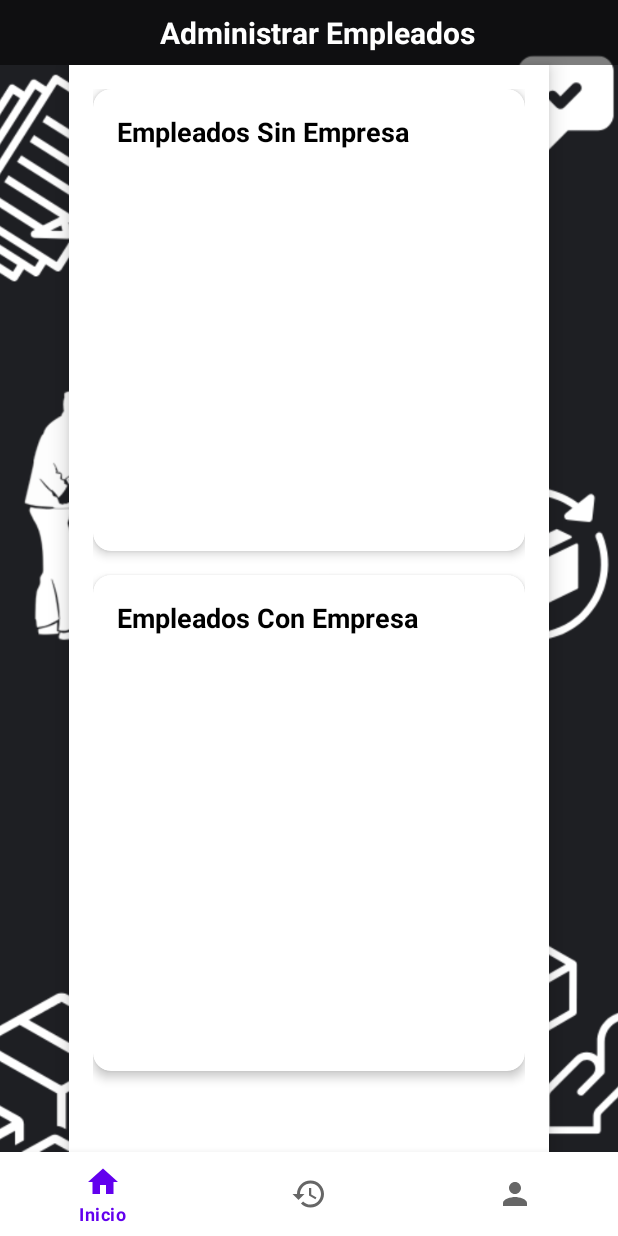
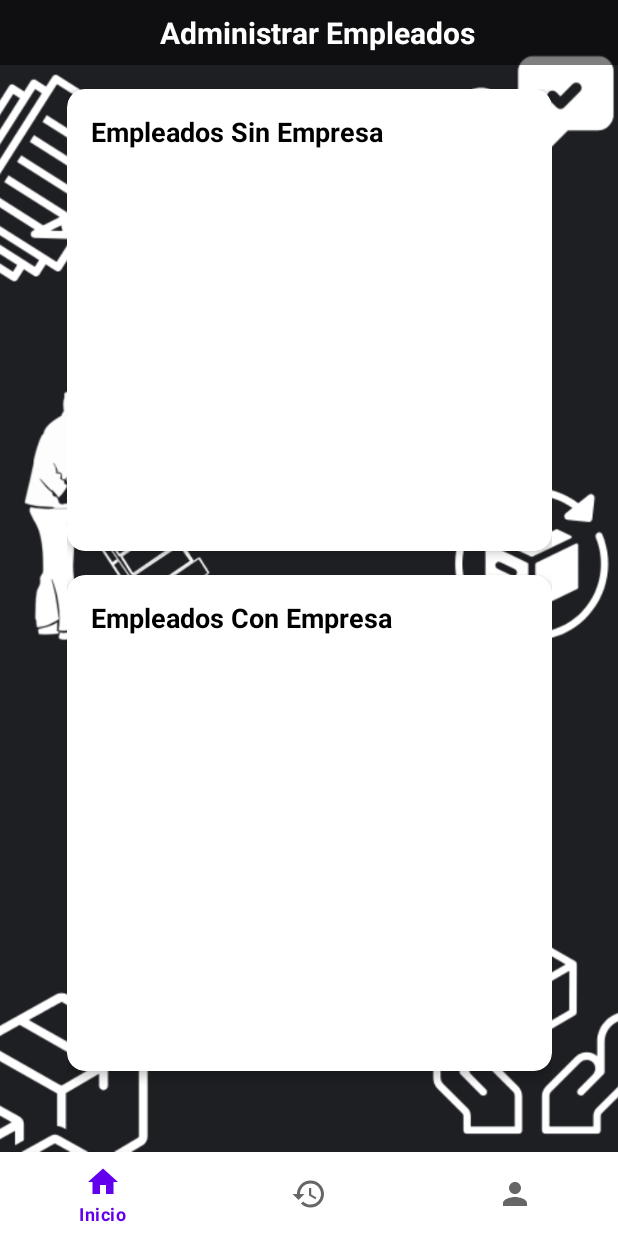
Before and after one commit to xdluisNN/Applogin2025, an Android app: the fragment Agregar_Empleado_Fragment placed in its activity, on a phone screen of 412 x 824 dp. Run offline under Robolectric (Android 15) with nearby library versions, the phone set to English and light mode, and no system bars; our stand-ins replace Firebase (no records; nobody signed in at launch, a user with empty details on screens opened directly).

Commit message:
cambios
administrar empleados

```diff
--- a/app/src/main/res/layout/fragment_agregar__empleado_.xml
+++ b/app/src/main/res/layout/fragment_agregar__empleado_.xml
@@ -45,10 +45,9 @@
     <!-- Contenedor blanco fijo en la parte inferior -->
     <LinearLayout
         android:id="@+id/contenedorBlanco"
-        android:layout_width="320dp"
+        android:layout_width="355dp"
         android:layout_height="0dp"
         android:orientation="vertical"
-        android:background="@android:color/white"
         android:padding="16dp"
         android:elevation="8dp"
         app:layout_constraintBottom_toBottomOf="parent"
```
